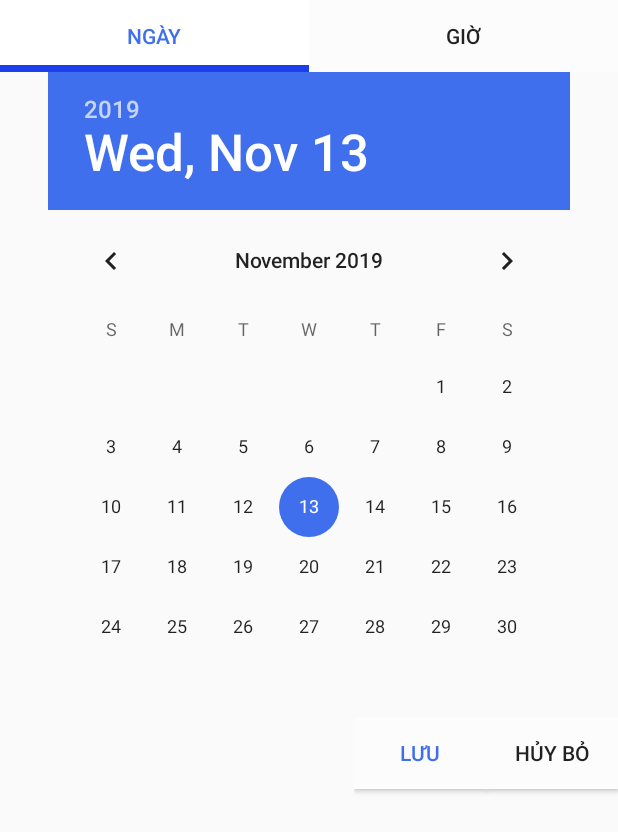
After one commit to thanhbuigithub/ANDROID_MYTASKS, an Android app: the layout date_time_picker.xml on its own in the app's theme, with its tools: preview values and no code run, on a phone screen of 412 x 824 dp. The commit adds this screen. Shown: the top 832 px of the screen. Run offline under Robolectric (Android 15) with nearby library versions, the phone set to English and light mode, and no system bars.

Commit message:
Add CustomDateTimePicker

```diff
--- /dev/null
+++ b/app/src/main/res/drawable/border_bottom.xml
@@ -0,0 +1,13 @@
+<?xml version="1.0" encoding="utf-8"?>
+<layer-list xmlns:android="http://schemas.android.com/apk/res/android">
+    <item>
+        <shape android:shape="rectangle">
+            <solid android:color="#1b3fee" />
+        </shape>
+    </item>
+    <item android:bottom="5dp">
+        <shape android:shape="rectangle">
+            <solid android:color="#fff" />
+        </shape>
+    </item>
+</layer-list>
--- /dev/null
+++ b/app/src/main/res/layout/date_time_picker.xml
@@ -0,0 +1,74 @@
+<?xml version="1.0" encoding="utf-8"?>
+<LinearLayout xmlns:android="http://schemas.android.com/apk/res/android"
+    android:layout_width="match_parent"
+    android:layout_height="match_parent"
+    android:orientation="vertical">
+
+    <LinearLayout
+        android:layout_width="match_parent"
+        android:layout_height="wrap_content"
+        android:orientation="horizontal">
+
+        <androidx.appcompat.widget.AppCompatButton
+            android:id="@+id/btn_date"
+            android:layout_width="0dp"
+            android:layout_weight=".5"
+            android:textColor="@color/colorBlue"
+            android:background="@drawable/border_bottom"
+            android:layout_height="wrap_content"
+            android:text="Ngày" />
+
+        <androidx.appcompat.widget.AppCompatButton
+            android:id="@+id/btn_time"
+            android:layout_width="0dp"
+            android:layout_weight=".5"
+            android:layout_height="wrap_content"
+            android:background="@color/colorWhite"
+            android:text="Giờ" />
+    </LinearLayout>
+
+    <ViewSwitcher
+        android:id="@+id/view_switcher"
+        android:layout_width="wrap_content"
+        android:layout_height="wrap_content">
+
+        <DatePicker
+            android:id="@+id/date_picker"
+            android:layout_width="wrap_content"
+            android:layout_height="wrap_content"
+            android:layout_gravity="center_horizontal"
+            android:theme="@style/DialogTheme" />
+
+        <TimePicker
+            android:id="@+id/time_picker"
+            android:layout_width="wrap_content"
+            android:layout_height="wrap_content"
+            android:layout_gravity="center_horizontal"
+            android:theme="@style/DialogTheme" />
+    </ViewSwitcher>
+
+    <LinearLayout
+        android:layout_width="wrap_content"
+        android:layout_weight=".5"
+        android:layout_height="0dp"
+        android:layout_gravity="end"
+        android:orientation="horizontal">
+
+        <androidx.appcompat.widget.AppCompatButton
+            android:id="@+id/btn_set"
+            android:layout_width="match_parent"
+            android:layout_weight=".5"
+            android:layout_height="wrap_content"
+            android:textColor="@color/colorBlue"
+            android:background="@color/colorWhite"
+            android:text="Lưu" />
+
+        <androidx.appcompat.widget.AppCompatButton
+            android:id="@+id/btn_cancel"
+            android:layout_width="match_parent"
+            android:layout_weight=".5"
+            android:layout_height="wrap_content"
+            android:background="@color/colorWhite"
+            android:text="Hủy bỏ" />
+    </LinearLayout>
+</LinearLayout>
--- a/app/src/main/res/values/styles.xml
+++ b/app/src/main/res/values/styles.xml
@@ -9,4 +9,10 @@
 
     </style>
 
+    <style name="DialogTheme">
+        <item name="colorPrimary">@color/colorWhite</item>
+        <item name="colorPrimaryDark">@color/colorBlack</item>
+        <item name="colorAccent">@color/colorBlue</item>
+    </style>
+
 </resources>
```
Also changed, not shown: app/src/main/java/com/example/mytasks/CustomDateTimePicker.java (added, +354 -0 lines), app/src/main/java/com/example/mytasks/TaskActivity.java (+48 -14 lines), app/src/main/res/layout/activity_task.xml (+11 -5 lines).
